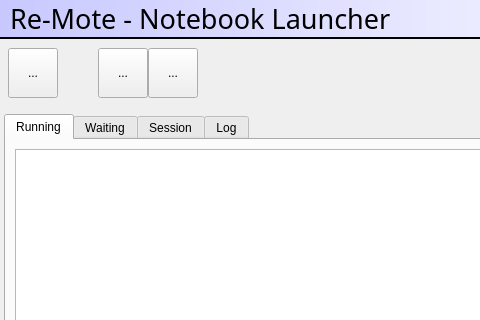
Old version of the form mainwindow.ui in the repository lunarc/re-mote; both pictures show x 0 to 480 and y 0 to 320 of the 744 by 636 pixel window.
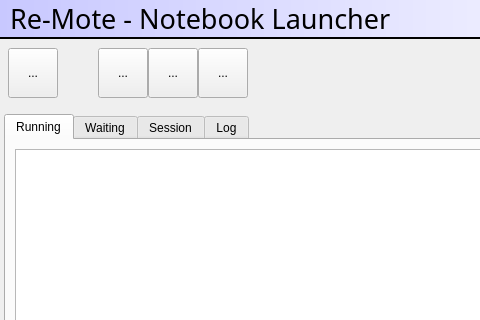
New version of the form. Icons and pictures are not drawn.

Patch:
```diff
--- a/mainwindow.ui
+++ b/mainwindow.ui
@@ -170,6 +170,28 @@
         </property>
        </widget>
       </item>
+      <item>
+       <widget class="QToolButton" name="refreshButton">
+        <property name="minimumSize">
+         <size>
+          <width>50</width>
+          <height>50</height>
+         </size>
+        </property>
+        <property name="text">
+         <string>...</string>
+        </property>
+        <property name="icon">
+         <iconset theme="QIcon::ThemeIcon::SyncSynchronizing"/>
+        </property>
+        <property name="iconSize">
+         <size>
+          <width>32</width>
+          <height>31</height>
+         </size>
+        </property>
+       </widget>
+      </item>
       <item>
        <spacer name="horizontalSpacer_3">
         <property name="orientation">
```
